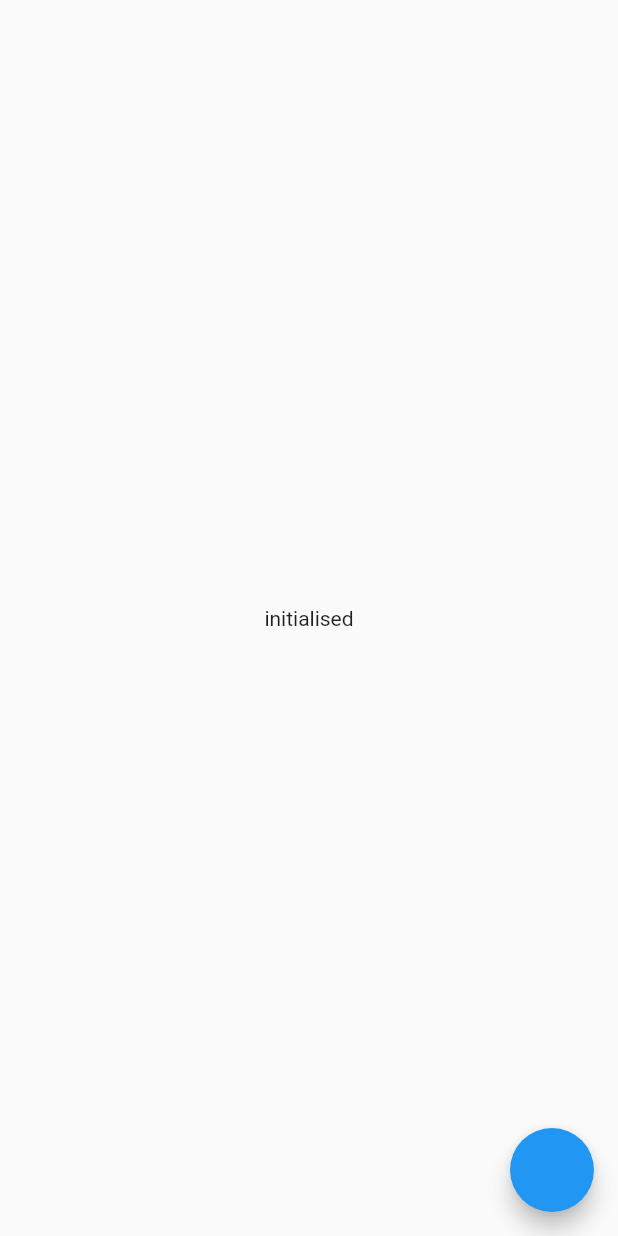
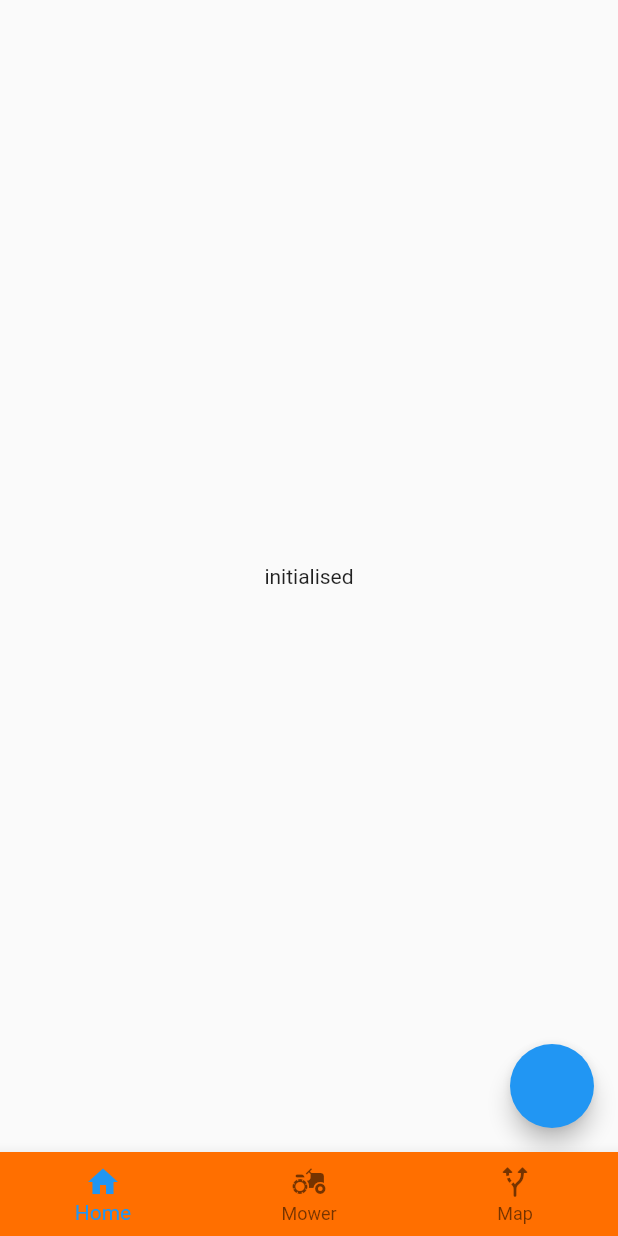
Before and after one commit to TIGK-Captain-America/app, a Flutter app: the screen it shows after launch, on a phone screen of 412 x 824 dp. Run offline on Flutter 3.47's test engine with Material 2 defaults, Android fonts, the phone set to English and light mode, and no system bars; our stand-ins replace stacked.

Commit message:
created the bottom nav bar view

```diff
--- a/lib/main.dart
+++ b/lib/main.dart
@@ -1,5 +1,5 @@
 import 'package:flutter/material.dart';
-import 'package:mower/src/views/home/home.dart';
+import 'package:mower/src/views/bottomNavBar/bottomNavBar.dart';
 
 void main() {
   runApp(MyApp());
@@ -23,7 +23,7 @@ class MyApp extends StatelessWidget {
         // is not restarted.
         primarySwatch: Colors.blue,
       ),
-      home: HomeView(),
+      home: BottomNavBar(),
     );
   }
 }
--- /dev/null
+++ b/lib/src/views/bottomNavBar/bottomNavBar.dart
@@ -0,0 +1,41 @@
+import 'package:flutter/material.dart';
+import 'package:mower/src/views/home/home.dart';
+
+class BottomNavBar extends StatefulWidget {
+  @override
+  _BottomNavBarState createState() => _BottomNavBarState();
+}
+
+class _BottomNavBarState extends State<BottomNavBar> {
+  int currentIndex = 0;
+  List<Widget> widgetOptions = <Widget>[
+    HomeView(),
+    Text("Mower Screen"),
+    Text("Map Screen"),
+  ];
+
+  void onItemTap(int index) {
+    setState(() {
+      currentIndex = index;
+    });
+  }
+
+  @override
+  Widget build(BuildContext context) {
+    return Scaffold(
+      body: Center(
+        child: widgetOptions.elementAt(currentIndex),
+      ),
+      bottomNavigationBar: BottomNavigationBar(
+        backgroundColor: Colors.amber[900],
+        items: const <BottomNavigationBarItem>[
+          BottomNavigationBarItem(icon: Icon(Icons.home), label: 'Home'),
+          BottomNavigationBarItem(icon: Icon(Icons.agriculture), label: 'Mower'),
+          BottomNavigationBarItem(icon: Icon(Icons.alt_route_rounded), label: 'Map'),
+        ],
+        currentIndex: currentIndex,
+        onTap: onItemTap,
+      ),
+    );
+  }
+}
```
